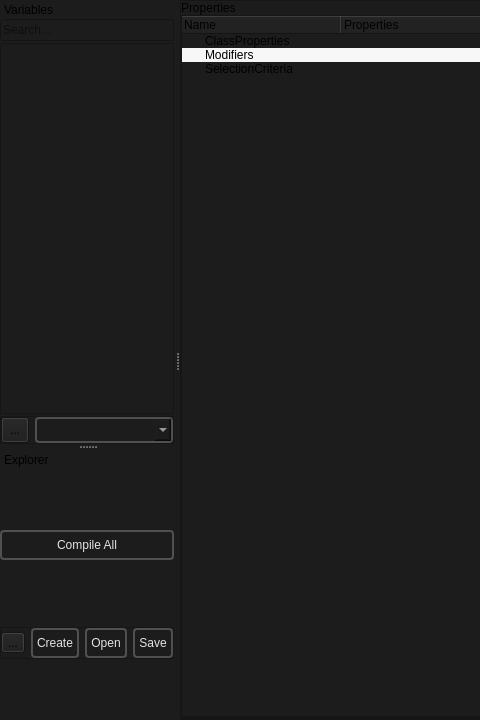
Old version of the form smartprop_editor/main.ui in the repository dertwist/Hammer5Tools; both pictures show x 0 to 480 and y 0 to 720 of the 1280 by 720 pixel window.
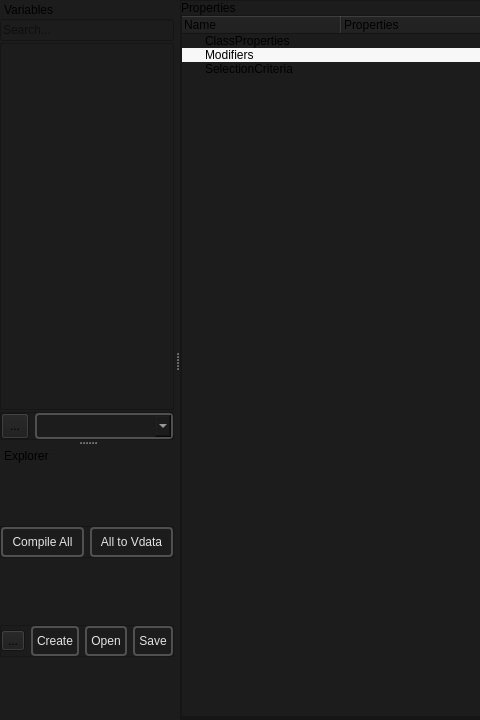
New version of the form. Icons and pictures are not drawn.

Commit message: Added convertion to vdata format and fixed bugs with compilation

Patch:
```diff
--- a/smartprop_editor/main.ui
+++ b/smartprop_editor/main.ui
@@ -431,8 +431,8 @@
          <rect>
           <x>0</x>
           <y>0</y>
-          <width>395</width>
-          <height>434</height>
+          <width>266</width>
+          <height>359</height>
          </rect>
         </property>
         <property name="styleSheet">
@@ -732,6 +732,33 @@
       <layout class="QVBoxLayout" name="explorer_layout"/>
      </item>
      <item>
+      <widget class="QFrame" name="frame_3">
+       <property name="maximumSize">
+        <size>
+         <width>16777215</width>
+         <height>32</height>
+        </size>
+       </property>
+       <property name="frameShape">
+        <enum>QFrame::Shape::StyledPanel</enum>
+       </property>
+       <property name="frameShadow">
+        <enum>QFrame::Shadow::Raised</enum>
+       </property>
+       <layout class="QHBoxLayout" name="horizontalLayout_4">
+        <property name="leftMargin">
+         <number>0</number>
+        </property>
+        <property name="topMargin">
+         <number>0</number>
+        </property>
+        <property name="rightMargin">
+         <number>0</number>
+        </property>
+        <property name="bottomMargin">
+         <number>0</number>
+        </property>
+        <item>
       <widget class="QPushButton" name="compile_all_button">
        <property name="toolTip">
         <string>&lt;html&gt;&lt;head/&gt;&lt;body&gt;&lt;p&gt;Ctrl + S&lt;/p&gt;&lt;/body&gt;&lt;/html&gt;</string>
@@ -787,6 +814,64 @@
       </widget>
      </item>
      <item>
+         <widget class="QPushButton" name="all_to_vdata_button">
+          <property name="toolTip">
+           <string>&lt;html&gt;&lt;head/&gt;&lt;body&gt;&lt;p&gt;Ctrl + S&lt;/p&gt;&lt;/body&gt;&lt;/html&gt;</string>
+          </property>
+          <property name="styleSheet">
+           <string notr="true">
+    /* QPushButton default and hover styles */
+    QPushButton {
+
+        font: 600 10pt &quot;Segoe UI&quot;;
+	
+
+        border: 2px solid black;
+        border-radius: 4px;
+        border-color: rgba(80, 80, 80, 255);
+        height:22px;
+        padding-top: 2px;
+        padding-bottom:2px;
+        padding-left: 4px;
+        padding-right: 4px;
+        color: #E3E3E3;
+        background-color: #1C1C1C;
+    }
+    QPushButton:hover {
+        background-color: #414956;
+        color: white;
+    }
+    QPushButton:pressed {
+        background-color: red;
+        background-color: #1C1C1C;
+        margin: 1 px;
+        margin-left: 2px;
+        margin-right: 2px;
+
+    }</string>
+          </property>
+          <property name="text">
+           <string>All to Vdata</string>
+          </property>
+          <property name="icon">
+           <iconset resource="../resources.qrc">
+            <normaloff>:/icons/file_copy_24dp_9D9D9D_FILL0_wght400_GRAD0_opsz24.svg</normaloff>:/icons/file_copy_24dp_9D9D9D_FILL0_wght400_GRAD0_opsz24.svg</iconset>
+          </property>
+          <property name="iconSize">
+           <size>
+            <width>24</width>
+            <height>24</height>
+           </size>
+          </property>
+          <property name="shortcut">
+           <string>Ctrl+R</string>
+          </property>
+         </widget>
+        </item>
+       </layout>
+      </widget>
+     </item>
+     <item>
       <widget class="QFrame" name="frame_4">
        <property name="maximumSize">
         <size>
```
Left out of the diff: 56 changed lines with no effect on the pictures. Lines whose indentation alone changed are shown as unchanged. The commit also changes 7 other files.
